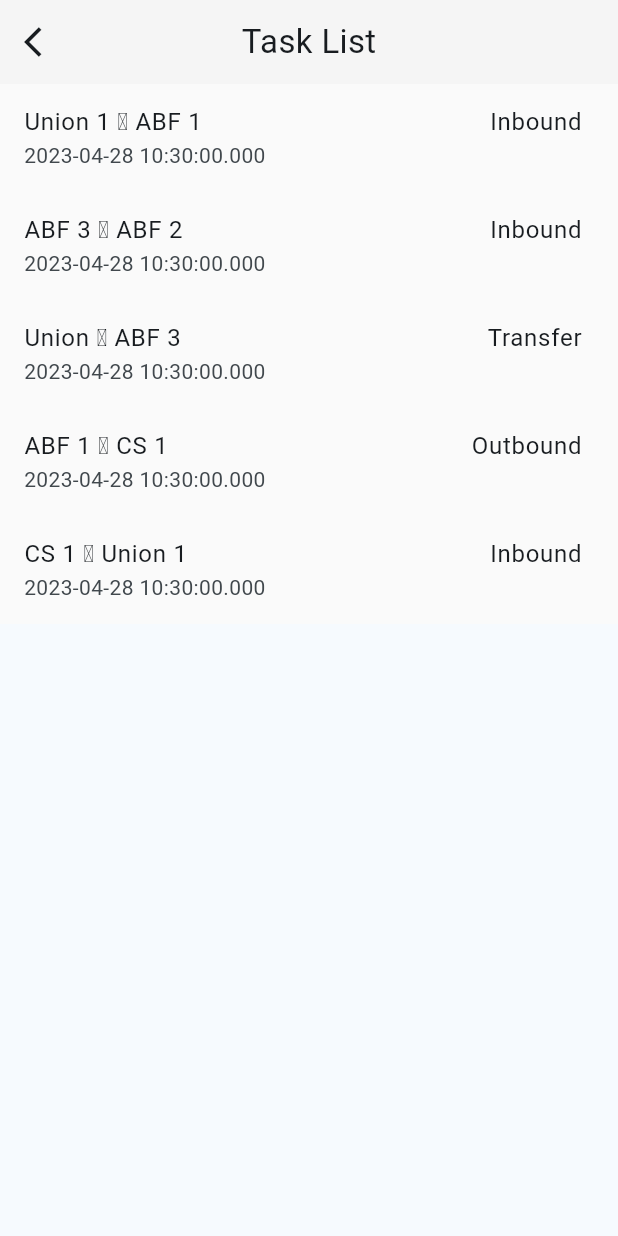
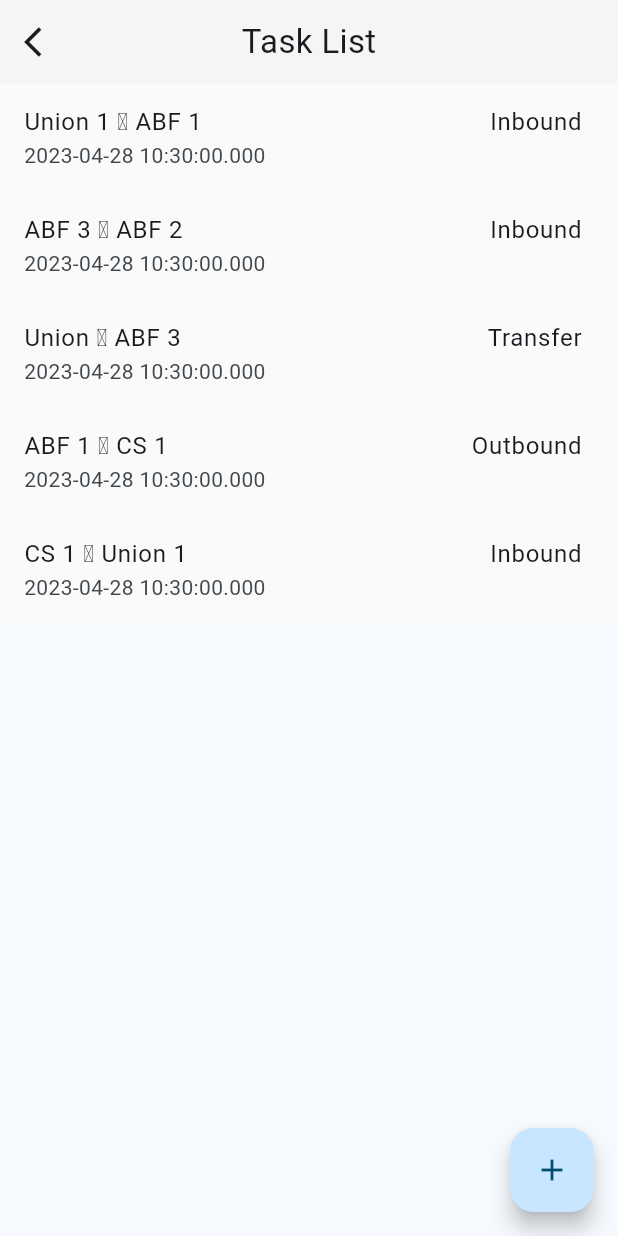
Before and after one commit to sigitsuryono25/chickin_weighing_scale, a Flutter app: the TaskListPage screen opened by its route, on a phone screen of 412 x 824 dp. Run offline on Flutter 3.47's test engine with Material 2 defaults, Android fonts, the light colour scheme and no system bars; drawn by our look-alikes of flutter_expandable_fab; our stand-ins replace connectivity_plus, data_table_2, dropdown_button2, floor, flutter_blue_plus, flutter_datetime_picker and 9 more; missing offline and left inert: app_settings, workmanager; accounts and stored records are empty; generated files the repository leaves out were written again.

Commit message:
1. insert form tally by task id 2. show data by task id 3. add number formatting

```diff
--- a/lib/app/controller/task_controller.dart
+++ b/lib/app/controller/task_controller.dart
@@ -26,7 +26,11 @@ class TaskController extends BaseController {
   Future<Stream<List<BarangMasukEntity>>> getAllDataBarang() async {
     await locator.isReady<AppDatabase>();
     AppDatabase db = locator.get<AppDatabase>();
-    return db.allDao.getAllBarangMasuk();
+    if(itemModel != null){
+      return db.allDao.getAllBarangMasukByTaskId(itemModel!.id);
+    }else{
+     return const Stream.empty();
+    }
   }
 
   @override
--- a/lib/app/controller/task_list_controller.dart
+++ b/lib/app/controller/task_list_controller.dart
@@ -3,10 +3,10 @@ import 'package:chickin_weighting_scale/app/network/model/task_item_model.dart';
 
 class TaskListController extends BaseController{
   List<TaskItemModel> itemTask = [
-    TaskItemModel("ABF 1", DateTime.now().toString(), "Inbound", "Union 1"),
-    TaskItemModel("ABF 2", DateTime.now().toString(), "Inbound", "ABF 3"),
-    TaskItemModel("ABF 3", DateTime.now().toString(), "Transfer", "Union"),
-    TaskItemModel("CS 1", DateTime.now().toString(), "Outbound", "ABF 1"),
-    TaskItemModel("Union 1", DateTime.now().toString(), "Inbound", "CS 1")
+    TaskItemModel(1000,"ABF 1", DateTime.now().toString(), "Inbound", "Union 1"),
+    TaskItemModel(2000,"ABF 2", DateTime.now().toString(), "Inbound", "ABF 3"),
+    TaskItemModel(3000,"ABF 3", DateTime.now().toString(), "Transfer", "Union"),
+    TaskItemModel(4000,"CS 1", DateTime.now().toString(), "Outbound", "ABF 1"),
+    TaskItemModel(5000,"Union 1", DateTime.now().toString(), "Inbound", "CS 1")
   ];
 }
--- a/lib/app/data/barang_masuk.dart
+++ b/lib/app/data/barang_masuk.dart
@@ -5,6 +5,7 @@ class BarangMasuk {
   String? ekor;
   String? kg;
   int? iot;
+  int? idTask;
 
   BarangMasuk(
       {this.id,
@@ -12,5 +13,6 @@ class BarangMasuk {
       this.tanggalProduksi,
       this.ekor,
       this.kg,
-      this.iot});
+      this.iot,
+      this.idTask});
 }
--- a/lib/app/database/dao/all_dao.dart
+++ b/lib/app/database/dao/all_dao.dart
@@ -5,6 +5,9 @@ import 'package:floor/floor.dart';
 abstract class AllDao {
   @Query("SELECT * FROM tb_barang_masuk ORDER BY id DESC")
   Stream<List<BarangMasukEntity>> getAllBarangMasuk();
+
+  @Query("SELECT * FROM tb_barang_masuk WHERE id_task = :idTask ORDER BY id DESC")
+  Stream<List<BarangMasukEntity>> getAllBarangMasukByTaskId(int idTask);
 
   @Query("SELECT * FROM tb_barang WHERE id = :id")
   Future<List<BarangMasukEntity>> findBarangById(String id);
@@ -15,6 +18,9 @@ abstract class AllDao {
   @Query("SELECT COUNT(*) FROM tb_barang_masuk LIMIT 1")
   Future<int?> getCountData();
 
+  @Query("SELECT COUNT(*) FROM tb_barang_masuk WHERE id_task = :idTask LIMIT 1")
+  Future<int?> getCountDataByTaskId(int idTask);
+
   @Insert(onConflict: OnConflictStrategy.replace)
   Future<int> insertBarangMasuk(BarangMasukEntity barangMasukEntity);
 
--- a/lib/app/network/model/task_item_model.dart
+++ b/lib/app/network/model/task_item_model.dart
@@ -1,12 +1,16 @@
+import 'dart:math';
+
 class TaskItemModel {
+  int id;
   String? taskName;
   String? date;
   String? type;
   String? from;
 
-  TaskItemModel(this.taskName, this.date, this.type, this.from);
+  TaskItemModel(this.id, this.taskName, this.date, this.type, this.from);
 
   Map<String, dynamic> toJson() => {
+        'id': id,
         'taskName': taskName,
         'date': date,
         'type': type,
@@ -14,7 +18,9 @@ class TaskItemModel {
       };
 
   TaskItemModel.fromJson(Map<String, dynamic> json)
-      : taskName = json['taskName'],
+      :
+        id = json['id'],
+        taskName = json['taskName'],
         date = json['date'],
         type = json['type'],
         from = json['from'];
--- a/lib/app/ui/login_page.dart
+++ b/lib/app/ui/login_page.dart
@@ -14,7 +14,7 @@ class LoginPage extends GetView<LoginController> {
         builder: (controller) {
           return FlutterLogin(
             logo: const AssetImage('assets/ic_logo_chickin_white.png'),
-            title: "Weighting Scale",
+            title: "Weighing Scale",
             theme: LoginTheme(
               cardTheme: const CardTheme(elevation: 4.0, color: Colors.white),
               primaryColor: global_palette_cblue_500,
--- a/lib/app/ui/task_list_page.dart
+++ b/lib/app/ui/task_list_page.dart
@@ -4,11 +4,13 @@ import 'package:chickin_weighting_scale/app/controller/task_list_controller.dart
 import 'package:chickin_weighting_scale/app/routes/app_pages.dart';
 import 'package:chickin_weighting_scale/app/ui/partial/app_bar.dart';
 import 'package:flutter/material.dart';
+import 'package:flutter_expandable_fab/flutter_expandable_fab.dart';
 import 'package:get/get.dart';
 
 import '../theme/app_color.dart';
 
 class TaskListPage extends GetView<TaskListController> {
+  final globalKeyFab = GlobalKey<ExpandableFabState>();
   @override
   Widget build(BuildContext context) {
     return SafeArea(
@@ -26,19 +28,45 @@ class TaskListPage extends GetView<TaskListController> {
                       mainAxisSize: MainAxisSize.max,
                       mainAxisAlignment: MainAxisAlignment.spaceBetween,
                       children: [
-                        Text("${controller.itemTask[index].from} \u2794 ${controller.itemTask[index].taskName}"),
+                        Text(
+                            "${controller.itemTask[index].from} \u2794 ${controller.itemTask[index].taskName}"),
                         Text(controller.itemTask[index].type.toString()),
                       ],
                     ),
                     subtitle: Text(controller.itemTask[index].date.toString()),
                     onTap: () {
                       Get.toNamed(Routes.INITIAL,
-                          arguments: jsonEncode(controller.itemTask[index].toJson()));
+                          arguments:
+                              jsonEncode(controller.itemTask[index].toJson()));
                     },
                   );
                 });
           }),
         ),
+        floatingActionButtonLocation: ExpandableFab.location,
+        floatingActionButton: ExpandableFab(
+          child: const Icon(Icons.add),
+          key: globalKeyFab,
+          type: ExpandableFabType.up,
+          overlayStyle: ExpandableFabOverlayStyle(
+              color: global_palette_gray_700.withOpacity(0.5)),
+          children: [
+            FloatingActionButton.extended(
+              heroTag: "search",
+              onPressed: () {},
+              label: const Text("Search"),
+              icon: const Icon(Icons.search),
+            ),
+            FloatingActionButton.extended(
+              heroTag: "sort",
+              onPressed: () {
+              },
+              tooltip: "Sort data by something",
+              label: const Text("Sort"),
+              icon: const Icon(Icons.sort),
+            ),
+          ],
+        ),
       ),
     );
   }
--- a/pubspec.yaml
+++ b/pubspec.yaml
@@ -1,5 +1,5 @@
 name: chickin_weighting_scale
-description: Chickin Weighting Scale
+description: Chickin Weighing Scale
 # The following line prevents the package from being accidentally published to
 # pub.dev using `flutter pub publish`. This is preferred for private packages.
 publish_to: 'none' # Remove this line if you wish to publish to pub.dev
@@ -16,7 +16,7 @@ publish_to: 'none' # Remove this line if you wish to publish to pub.dev
 # https://developer.apple.com/library/archive/documentation/General/Reference/InfoPlistKeyReference/Articles/CoreFoundationKeys.html
 # In Windows, build-name is used as the major, minor, and patch parts
 # of the product and file versions while build-number is used as the build suffix.
-version: 1.0.2
+version: 1.0.3+3
 
 environment:
   sdk: '>=2.19.4 <3.0.0'
```
Also changed, not shown: lib/app/controller/form_tally_controller.dart (+21 -7 lines), lib/app/database/model/barang_masuk.dart (+7 -3 lines), lib/app/ui/partial/table_helper.dart (+4 -4 lines), lib/app/ui/task_page.dart (+17 -3 lines), lib/utils/utils.dart (+12 -0 lines), lib/app/database/config/app_database.g.dart.
